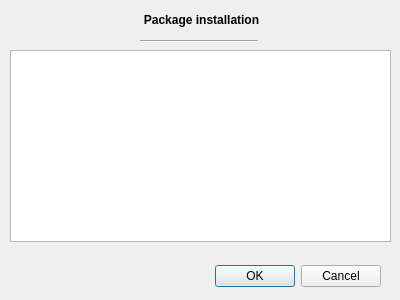
FreeHealth/freehealth, file libs/datapackutils/widgets/installpackdialog.ui: the form before one commit.
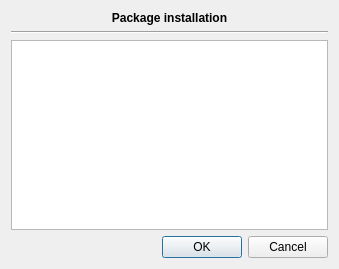
The form after the commit.

Commit message: - const added - layout added for installation pack dialog

```diff
--- a/libs/datapackutils/widgets/installpackdialog.ui
+++ b/libs/datapackutils/widgets/installpackdialog.ui
@@ -6,38 +6,16 @@
    <rect>
     <x>0</x>
     <y>0</y>
-    <width>400</width>
-    <height>300</height>
+    <width>339</width>
+    <height>269</height>
    </rect>
   </property>
   <property name="windowTitle">
    <string>Dialog</string>
   </property>
-  <widget class="QDialogButtonBox" name="buttonBox">
-   <property name="geometry">
-    <rect>
-     <x>40</x>
-     <y>260</y>
-     <width>341</width>
-     <height>32</height>
-    </rect>
-   </property>
-   <property name="orientation">
-    <enum>Qt::Horizontal</enum>
-   </property>
-   <property name="standardButtons">
-    <set>QDialogButtonBox::Cancel|QDialogButtonBox::Ok</set>
-   </property>
-  </widget>
+  <layout class="QGridLayout" name="gridLayout">
+   <item row="0" column="0">
   <widget class="QLabel" name="label">
-   <property name="geometry">
-    <rect>
-     <x>21</x>
-     <y>10</y>
-     <width>361</width>
-     <height>20</height>
-    </rect>
-   </property>
    <property name="font">
     <font>
      <weight>75</weight>
@@ -51,29 +29,28 @@
     <set>Qt::AlignCenter</set>
    </property>
   </widget>
+   </item>
+   <item row="1" column="0">
   <widget class="Line" name="line">
-   <property name="geometry">
-    <rect>
-     <x>140</x>
-     <y>40</y>
-     <width>118</width>
-     <height>3</height>
-    </rect>
-   </property>
    <property name="orientation">
     <enum>Qt::Horizontal</enum>
    </property>
   </widget>
-  <widget class="QTreeView" name="treeView">
-   <property name="geometry">
-    <rect>
-     <x>10</x>
-     <y>50</y>
-     <width>381</width>
-     <height>192</height>
-    </rect>
-   </property>
-  </widget>
+   </item>
+   <item row="2" column="0">
+    <widget class="QTreeView" name="treeView"/>
+   </item>
+   <item row="3" column="0">
+    <widget class="QDialogButtonBox" name="buttonBox">
+     <property name="orientation">
+      <enum>Qt::Horizontal</enum>
+     </property>
+     <property name="standardButtons">
+      <set>QDialogButtonBox::Cancel|QDialogButtonBox::Ok</set>
+     </property>
+    </widget>
+   </item>
+  </layout>
  </widget>
  <resources/>
  <connections>
```
Lines whose indentation alone changed are shown as unchanged. The commit also changes 2 other files.
